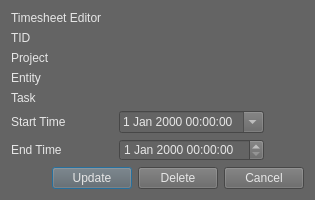
This is Python/Utilities/time_lord/ui/time_lord_edit_timesheet.ui in SleepDeprivedVFX/t_sheets_listener as Qt 5 draws it before an edit. The edited form follows.
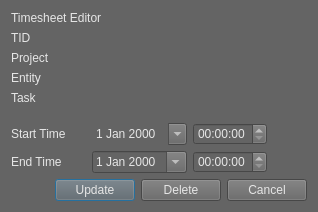
This is the edited form.

Commit message: This is an initially functioning version of Sheets that is sortable and editable.  I am going to try and add the "Manual Time Sheet"

The edit to the form file:
```diff
--- a/Python/Utilities/time_lord/ui/time_lord_edit_timesheet.ui
+++ b/Python/Utilities/time_lord/ui/time_lord_edit_timesheet.ui
@@ -6,8 +6,8 @@
    <rect>
     <x>0</x>
     <y>0</y>
-    <width>315</width>
-    <height>193</height>
+    <width>318</width>
+    <height>212</height>
    </rect>
   </property>
   <property name="windowTitle">
@@ -92,12 +92,22 @@
       </spacer>
      </item>
      <item>
-      <widget class="QDateTimeEdit" name="start">
+      <widget class="QDateEdit" name="start_date">
+       <property name="frame">
+        <bool>false</bool>
+       </property>
        <property name="calendarPopup">
         <bool>true</bool>
        </property>
       </widget>
      </item>
+     <item>
+      <widget class="QTimeEdit" name="start_time">
+       <property name="calendarPopup">
+        <bool>false</bool>
+       </property>
+      </widget>
+     </item>
      <item>
       <spacer name="horizontalSpacer_3">
        <property name="orientation">
@@ -139,7 +149,14 @@
       </spacer>
      </item>
      <item>
-      <widget class="QDateTimeEdit" name="end"/>
+      <widget class="QDateEdit" name="end_date">
+       <property name="calendarPopup">
+        <bool>true</bool>
+       </property>
+      </widget>
+     </item>
+     <item>
+      <widget class="QTimeEdit" name="end_time"/>
      </item>
      <item>
       <spacer name="horizontalSpacer_4">
```
The commit also changes 2 other files.
